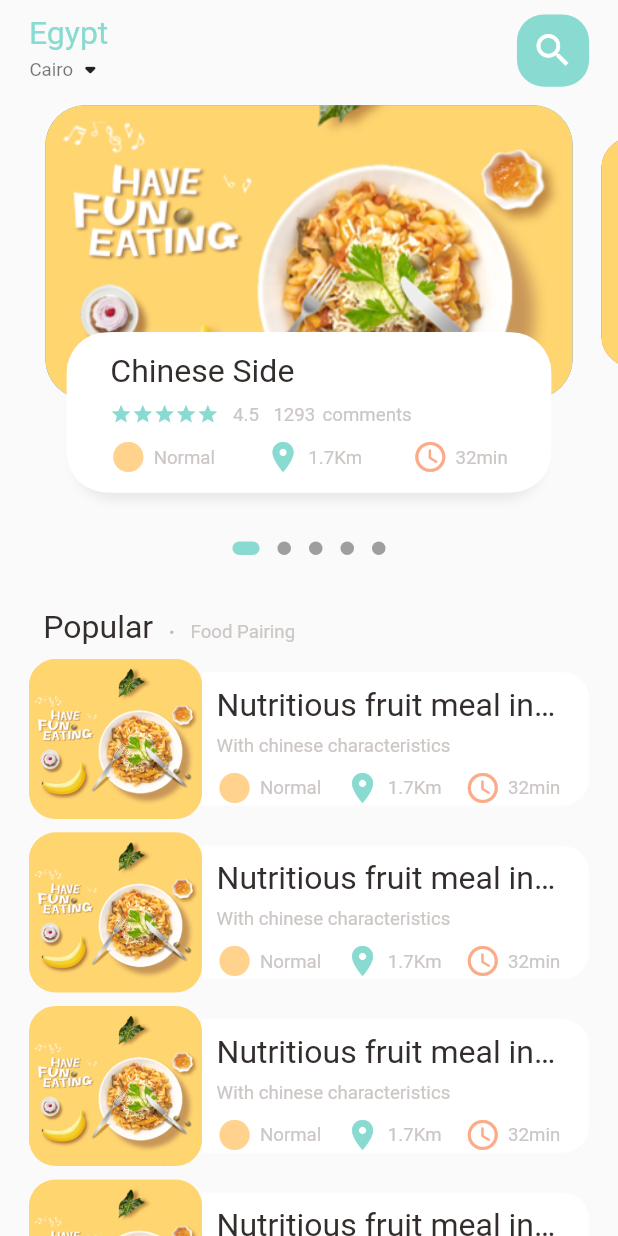
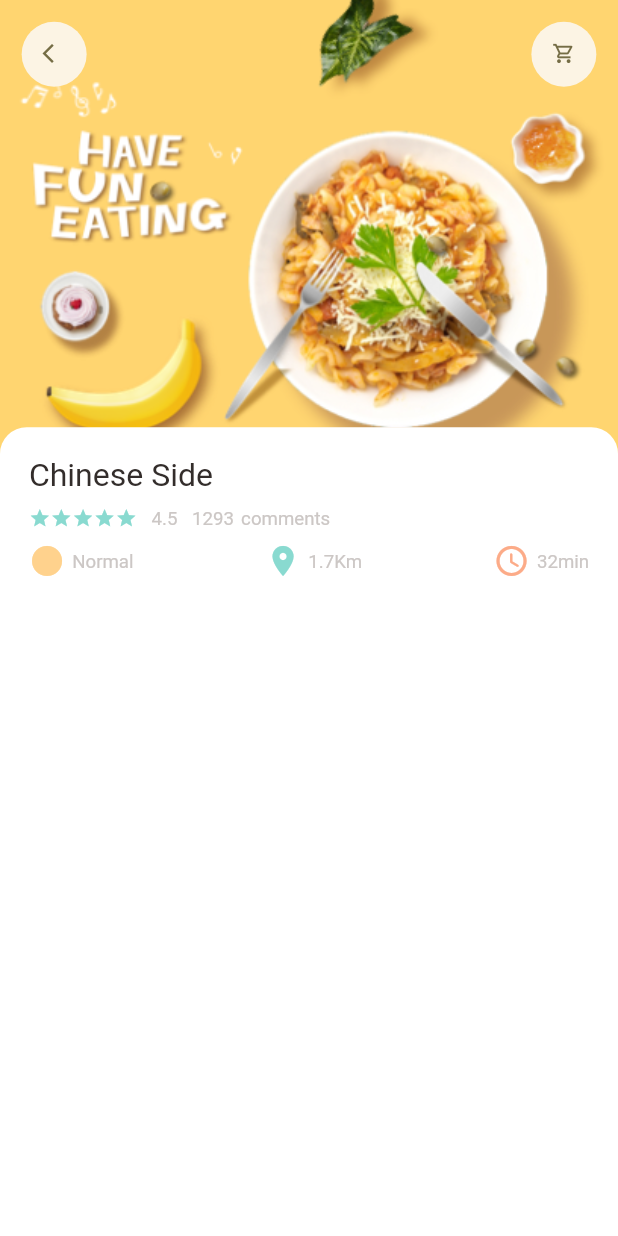
Before and after one commit to saqrelfirgany/Food_Flutter_App, a Flutter app: the screen it shows after launch, on a phone screen of 412 x 824 dp. Run offline on Flutter 3.47's test engine with Material 2 defaults, Android fonts, the phone set to English and light mode, and no system bars; drawn by our look-alikes of dots_indicator; our stand-ins replace flutter_screenutil, get; statements that could not run were skipped.

Commit message:
Food Details Screen + components.dart

```diff
--- a/lib/main.dart
+++ b/lib/main.dart
@@ -1,8 +1,8 @@
 import 'package:flutter/material.dart';
 import 'package:flutter_screenutil/flutter_screenutil.dart';
+import 'package:food_flutter_app/screens/food/popular_food_details.dart';
+import 'package:food_flutter_app/screens/home/main_food_page.dart';
 import 'package:get/get_navigation/src/root/get_material_app.dart';
-
-import 'home/main_food_page.dart';
 
 void main() {
   runApp(const MyApp());
@@ -32,7 +32,7 @@ class MyApp extends StatelessWidget {
         theme: ThemeData(
           primarySwatch: Colors.blue,
         ),
-        home: const MainFoodPage(),
+        home: const PopularFoodDetails(),
       ),
     );
   }
--- /dev/null
+++ b/lib/screens/components.dart
@@ -0,0 +1,75 @@
+import 'package:flutter/material.dart';
+import 'package:flutter_screenutil/flutter_screenutil.dart';
+import 'package:food_flutter_app/utils/colors.dart';
+import 'package:food_flutter_app/widgets/big_text.dart';
+import 'package:food_flutter_app/widgets/icon_with_text.dart';
+import 'package:food_flutter_app/widgets/small_text.dart';
+
+Widget buildSubHeaderDetails() {
+  return Column(
+    crossAxisAlignment: CrossAxisAlignment.start,
+    children: [
+      ///
+      ///Sub Header Details - Food Name
+      ///
+      BigText(text: 'Chinese Side'),
+      SizedBox(height: 10.h),
+      Row(
+        children: [
+          ///
+          ///Sub Header Details - Food Starts
+          ///
+          Wrap(
+            children: List.generate(
+              5,
+              (index) => Icon(
+                Icons.star,
+                color: AppColors.mainColor,
+                size: 15.w,
+              ),
+            ),
+          ),
+          SizedBox(width: 10.w),
+
+          ///
+          ///Sub Header Details - Food Starts rate
+          ///
+          SmallText(text: '4.5'),
+          SizedBox(width: 10.w),
+
+          ///
+          ///Sub Header Details - Food num of comments
+          ///
+          SmallText(text: '1293'),
+          SizedBox(width: 5.w),
+          SmallText(text: 'comments'),
+        ],
+      ),
+      SizedBox(height: 10.h),
+      buildSubHeaderDetailsRowIcons()
+    ],
+  );
+}
+
+Widget buildSubHeaderDetailsRowIcons() {
+  return Row(
+    mainAxisAlignment: MainAxisAlignment.spaceBetween,
+    children: const [
+      IconText(
+        icon: Icons.circle_sharp,
+        text: 'Normal',
+        iconColor: AppColors.iconColor1,
+      ),
+      IconText(
+        icon: Icons.location_on,
+        text: '1.7Km',
+        iconColor: AppColors.mainColor,
+      ),
+      IconText(
+        icon: Icons.access_time_rounded,
+        text: '32min',
+        iconColor: AppColors.iconColor2,
+      ),
+    ],
+  );
+}
--- /dev/null
+++ b/lib/screens/food/popular_food_details.dart
@@ -0,0 +1,69 @@
+import 'package:flutter/cupertino.dart';
+import 'package:flutter/material.dart';
+import 'package:flutter_screenutil/flutter_screenutil.dart';
+import 'package:food_flutter_app/helper/assets_helper.dart';
+import 'package:food_flutter_app/widgets/app_icon.dart';
+
+import '../components.dart';
+
+class PopularFoodDetails extends StatelessWidget {
+  const PopularFoodDetails({Key? key}) : super(key: key);
+
+  @override
+  Widget build(BuildContext context) {
+    return Scaffold(
+      body: SafeArea(
+        child: Stack(
+          children: [
+            PositionedDirectional(
+              start: 0,
+              end: 0,
+              child: Container(
+                width: double.infinity,
+                height: 350.h,
+                decoration: BoxDecoration(
+                  color: Colors.white38,
+                  image: DecorationImage(
+                    fit: BoxFit.cover,
+                    image: assets['food0'],
+                  ),
+                ),
+              ),
+            ),
+            PositionedDirectional(
+              start: 15.w,
+              top: 15.w,
+              end: 15.w,
+              child: Row(
+                mainAxisAlignment: MainAxisAlignment.spaceBetween,
+                children: const [
+                  AppIcon(icon: Icons.arrow_back_ios),
+                  AppIcon(icon: Icons.shopping_cart_outlined),
+                ],
+              ),
+            ),
+            PositionedDirectional(
+              start: 0,
+              end: 0,
+              top: 320.h,
+              bottom: 0,
+              child: Container(
+                // width: 200.w,
+                height: 200.h,
+                padding: EdgeInsetsDirectional.all(20.w),
+                decoration: BoxDecoration(
+                  borderRadius: BorderRadiusDirectional.only(
+                    topStart: Radius.circular(20.r),
+                    topEnd: Radius.circular(20.r),
+                  ),
+                  color: Colors.white,
+                ),
+                child: buildSubHeaderDetails(),
+              ),
+            ),
+          ],
+        ),
+      ),
+    );
+  }
+}
--- a/lib/home/food_page_body.dart
+++ b/lib/screens/home/food_page_body.dart
@@ -1,12 +1,12 @@
 import 'package:dots_indicator/dots_indicator.dart';
-import 'package:flutter/cupertino.dart';
 import 'package:flutter/material.dart';
 import 'package:flutter_screenutil/flutter_screenutil.dart';
 import 'package:food_flutter_app/helper/assets_helper.dart';
 import 'package:food_flutter_app/utils/colors.dart';
 import 'package:food_flutter_app/widgets/big_text.dart';
-import 'package:food_flutter_app/widgets/icon_with_text.dart';
 import 'package:food_flutter_app/widgets/small_text.dart';
+
+import '../components.dart';
 
 class FoodPageBody extends StatefulWidget {
   const FoodPageBody({Key? key}) : super(key: key);
@@ -109,7 +109,7 @@ class _FoodPageBodyState extends State<FoodPageBody> {
                           SizedBox(height: 8.h),
                           SmallText(text: 'With chinese characteristics'),
                           const Spacer(),
-                          buildSubHeaderDetailsRow(),
+                          buildSubHeaderDetailsRowIcons(),
                         ],
                       ),
                     ),
@@ -239,74 +239,13 @@ Widget buildSubHeaderHomePage() {
           start: 25.w,
           end: 25.w,
         ),
-        child: Column(
-          crossAxisAlignment: CrossAxisAlignment.start,
-          children: [
-            ///
-            ///Sub Header Details - Food Name
-            ///
-            BigText(text: 'Chinese Side'),
-            SizedBox(height: 10.h),
-            Row(
-              children: [
-                ///
-                ///Sub Header Details - Food Starts
-                ///
-                Wrap(
-                  children: List.generate(
-                    5,
-                    (index) => Icon(
-                      Icons.star,
-                      color: AppColors.mainColor,
-                      size: 15.w,
-                    ),
-                  ),
-                ),
-                SizedBox(width: 10.w),
 
-                ///
-                ///Sub Header Details - Food Starts rate
-                ///
-                SmallText(text: '4.5'),
-                SizedBox(width: 10.w),
-
-                ///
-                ///Sub Header Details - Food num of comments
-                ///
-                SmallText(text: '1293'),
-                SizedBox(width: 5.w),
-                SmallText(text: 'comments'),
-              ],
-            ),
-            SizedBox(height: 10.h),
-            buildSubHeaderDetailsRow()
-          ],
-        ),
+        ///
+        ///Sub Header Details
+        ///
+        child: buildSubHeaderDetails(),
       ),
     ),
-  );
-}
-
-Row buildSubHeaderDetailsRow() {
-  return Row(
-    mainAxisAlignment: MainAxisAlignment.spaceBetween,
-    children: const [
-      IconText(
-        icon: Icons.circle_sharp,
-        text: 'Normal',
-        iconColor: AppColors.iconColor1,
-      ),
-      IconText(
-        icon: Icons.location_on,
-        text: '1.7Km',
-        iconColor: AppColors.mainColor,
-      ),
-      IconText(
-        icon: Icons.access_time_rounded,
-        text: '32min',
-        iconColor: AppColors.iconColor2,
-      ),
-    ],
   );
 }
 
--- /dev/null
+++ b/lib/widgets/app_icon.dart
@@ -0,0 +1,34 @@
+import 'package:flutter/material.dart';
+import 'package:flutter_screenutil/flutter_screenutil.dart';
+import 'package:food_flutter_app/utils/colors.dart';
+
+class AppIcon extends StatelessWidget {
+  final IconData icon;
+  final Color backgroundColor;
+  final Color iconColor;
+  final double size;
+
+  const AppIcon({
+    Key? key,
+    required this.icon,
+    this.backgroundColor = const Color(0xFFfcf4e4),
+    this.iconColor = const Color(0xFF756d45),
+    this.size = 45,
+  }) : super(key: key);
+
+  @override
+  Widget build(BuildContext context) {
+    return Container(
+      height: size.w,
+      width: size.w,
+      decoration: BoxDecoration(
+          borderRadius: BorderRadiusDirectional.circular(size.r),
+          color: backgroundColor),
+      child: Icon(
+        icon,
+        color: iconColor,
+        size: 16.w,
+      ),
+    );
+  }
+}
```
Also changed, not shown: lib/screens/home/main_food_page.dart (renamed from lib/home/main_food_page.dart).
